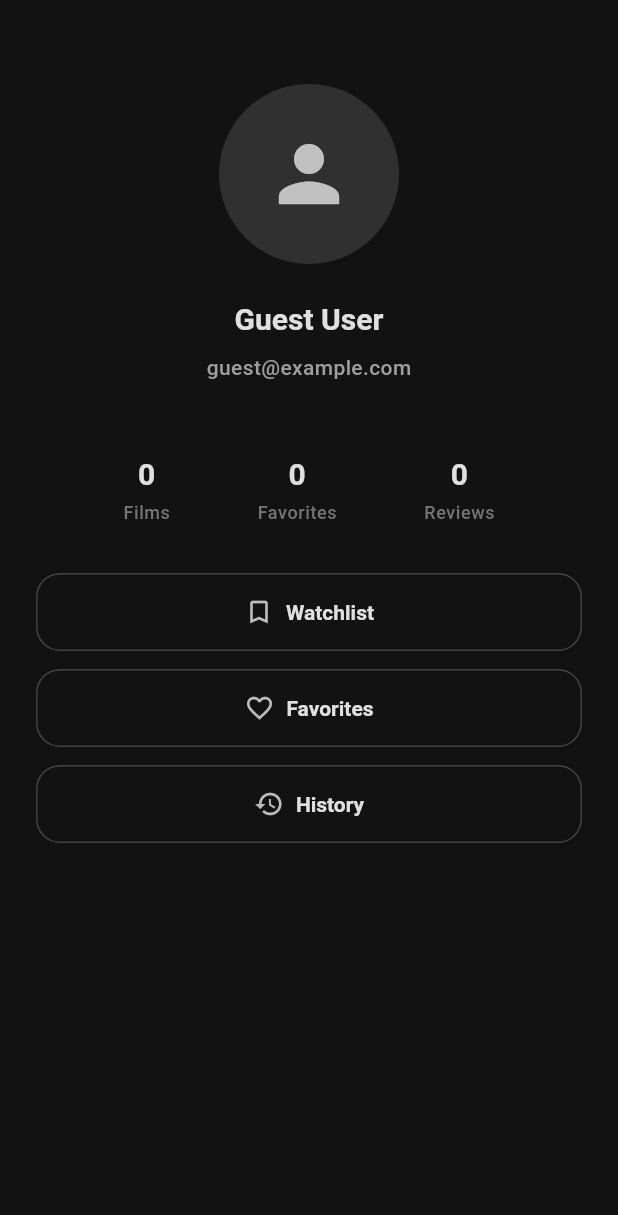
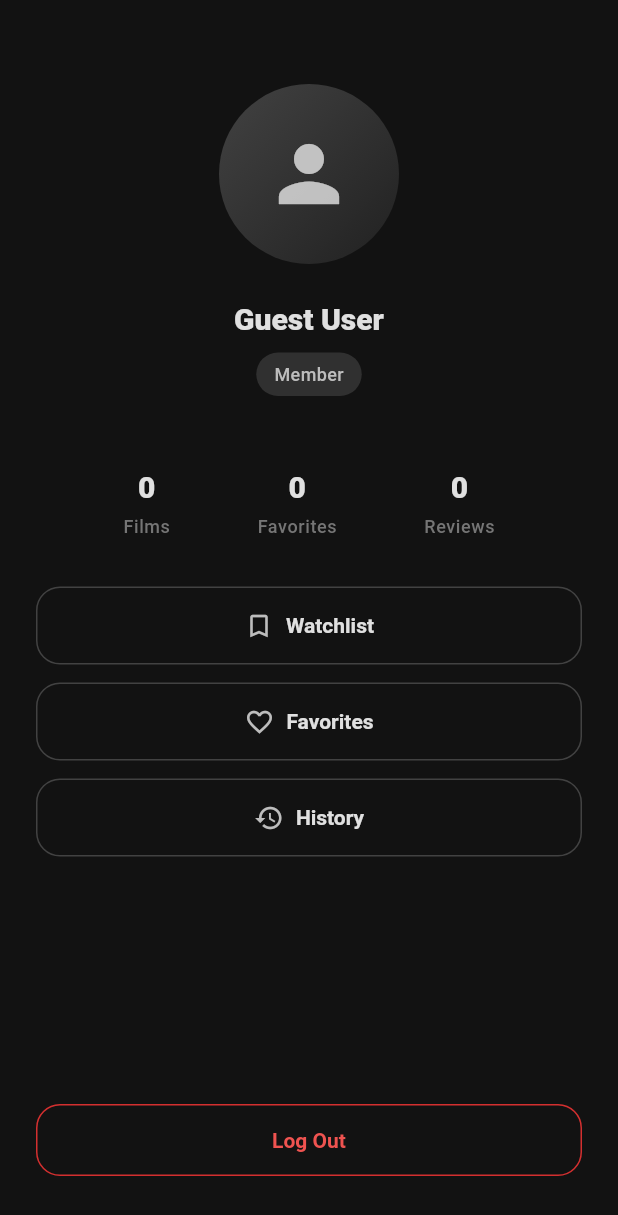
Before and after one commit to dasensy1/movie-new-sorter, a Flutter app: the ProfileScreen screen opened directly, on a phone screen of 412 x 824 dp. Shown: the top 1215 px of the screen. Run offline on Flutter 3.47's test engine with Material 3 defaults, Android fonts, the phone set to English and light mode, and no system bars; our stand-ins replace go_router; network calls fail.

Commit message:
feat-auth

```diff
--- a/lib/viewmodels/viewmodels.dart
+++ b/lib/viewmodels/viewmodels.dart
@@ -1,2 +1,3 @@
 export 'films_viewmodel.dart';
 export 'main_viewmodel.dart';
+export 'auth_viewmodel.dart';
--- a/lib/views/profile_screen.dart
+++ b/lib/views/profile_screen.dart
@@ -1,10 +1,14 @@
 import 'package:flutter/material.dart';
+import 'package:provider/provider.dart';
+import '../viewmodels/auth_viewmodel.dart';
 
 class ProfileScreen extends StatelessWidget {
   const ProfileScreen({super.key});
 
   @override
   Widget build(BuildContext context) {
+    final auth = context.watch<AuthViewModel>();
+
     return Scaffold(
       body: SafeArea(
         child: Padding(
@@ -17,7 +21,14 @@ class ProfileScreen extends StatelessWidget {
                 height: 120,
                 decoration: BoxDecoration(
                   shape: BoxShape.circle,
-                  color: Colors.grey[850],
+                  gradient: LinearGradient(
+                    begin: Alignment.topLeft,
+                    end: Alignment.bottomRight,
+                    colors: [
+                      Colors.grey[800]!,
+                      Colors.grey[900]!,
+                    ],
+                  ),
                 ),
                 child: const Icon(
                   Icons.person,
@@ -27,22 +38,33 @@ class ProfileScreen extends StatelessWidget {
               ),
               const SizedBox(height: 24),
               Text(
-                'Guest User',
+                auth.username ?? 'Guest User',
                 style: Theme.of(context).textTheme.headlineSmall?.copyWith(
-                      fontWeight: FontWeight.bold,
+                      fontWeight: FontWeight.w800,
                     ),
               ),
               const SizedBox(height: 8),
-              Text(
-                'guest@example.com',
-                style: Theme.of(context).textTheme.bodyMedium?.copyWith(
-                      color: Colors.grey[500],
-                    ),
+              Container(
+                padding: const EdgeInsets.symmetric(horizontal: 12, vertical: 6),
+                decoration: BoxDecoration(
+                  color: Colors.grey[850],
+                  borderRadius: BorderRadius.circular(20),
+                ),
+                child: Text(
+                  'Member',
+                  style: TextStyle(
+                    color: Colors.grey[400],
+                    fontSize: 12,
+                  ),
+                ),
               ),
               const SizedBox(height: 48),
               _buildStatRow(context),
               const SizedBox(height: 32),
               _buildActionButtons(context),
+              const Spacer(),
+              _buildLogoutButton(context, auth),
+              const SizedBox(height: 16),
             ],
           ),
         ),
@@ -67,7 +89,7 @@ class ProfileScreen extends StatelessWidget {
         Text(
           value,
           style: Theme.of(context).textTheme.headlineSmall?.copyWith(
-                fontWeight: FontWeight.bold,
+                fontWeight: FontWeight.w800,
                 color: Theme.of(context).colorScheme.primary,
               ),
         ),
@@ -111,4 +133,51 @@ class ProfileScreen extends StatelessWidget {
       ),
     );
   }
+
+  Widget _buildLogoutButton(BuildContext context, AuthViewModel auth) {
+    return SizedBox(
+      width: double.infinity,
+      child: OutlinedButton(
+        onPressed: () {
+          showDialog(
+            context: context,
+            builder: (context) => AlertDialog(
+              backgroundColor: const Color(0xFF1E1E1E),
+              shape: RoundedRectangleBorder(
+                borderRadius: BorderRadius.circular(16),
+              ),
+              title: const Text('Log Out'),
+              content: const Text('Are you sure you want to log out?'),
+              actions: [
+                TextButton(
+                  onPressed: () => Navigator.pop(context),
+                  child: Text('Cancel', style: TextStyle(color: Colors.grey[400])),
+                ),
+                ElevatedButton(
+                  onPressed: () {
+                    auth.logout();
+                    Navigator.pop(context);
+                  },
+                  style: ElevatedButton.styleFrom(
+                    backgroundColor: Colors.red[700],
+                    foregroundColor: Colors.white,
+                  ),
+                  child: const Text('Log Out'),
+                ),
+              ],
+            ),
+          );
+        },
+        style: OutlinedButton.styleFrom(
+          padding: const EdgeInsets.symmetric(vertical: 16),
+          shape: RoundedRectangleBorder(
+            borderRadius: BorderRadius.circular(16),
+          ),
+          foregroundColor: Colors.red[400],
+          side: BorderSide(color: Colors.red[700]!),
+        ),
+        child: const Text('Log Out'),
+      ),
+    );
+  }
 }
```
Also changed, not shown: lib/main.dart (+13 -0 lines), lib/viewmodels/auth_viewmodel.dart (added, +45 -0 lines), lib/views/auth_screen.dart (added, +304 -0 lines).
